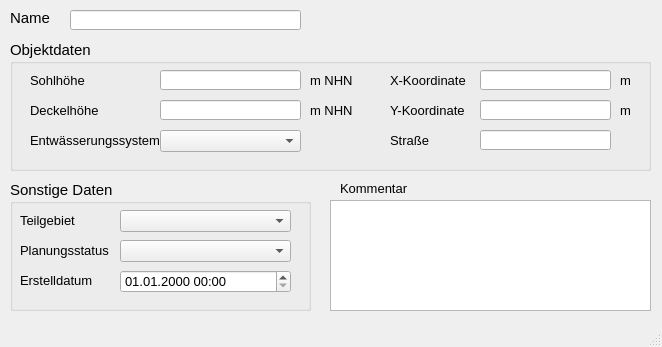
Above: qkan/forms/qkan_speicher.ui from hoettges/QKan before the change. Below: the same form after it.
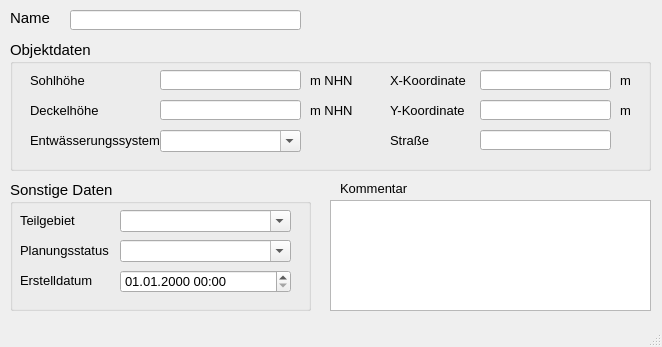
That is the form after the change. Custom widgets are drawn as their Qt base class.

The edit to the form file:
```diff
--- a/qkan/forms/qkan_speicher.ui
+++ b/qkan/forms/qkan_speicher.ui
@@ -216,6 +216,9 @@
      <property name="statusTip">
       <string>zur Zuordnung auf ein selbstständig festgelegtes Teilgebiet</string>
      </property>
+     <property name="editable">
+      <bool>true</bool>
+     </property>
     </widget>
     <widget class="QComboBox" name="simstatus">
      <property name="geometry">
@@ -238,6 +241,9 @@
      <property name="statusTip">
       <string>aktueller Status (z.B. vorhanden, in Planung etc.)</string>
      </property>
+     <property name="editable">
+      <bool>true</bool>
+     </property>
     </widget>
     <widget class="QgsDateTimeEdit" name="createdat">
      <property name="geometry">
@@ -402,6 +408,9 @@
      <property name="statusTip">
       <string>vorh. Entwässerungssystem (z.B. Mischwasser, Regenwasser etc.)</string>
      </property>
+     <property name="editable">
+      <bool>true</bool>
+     </property>
     </widget>
     <widget class="QLabel" name="label_8">
      <property name="geometry">
```
